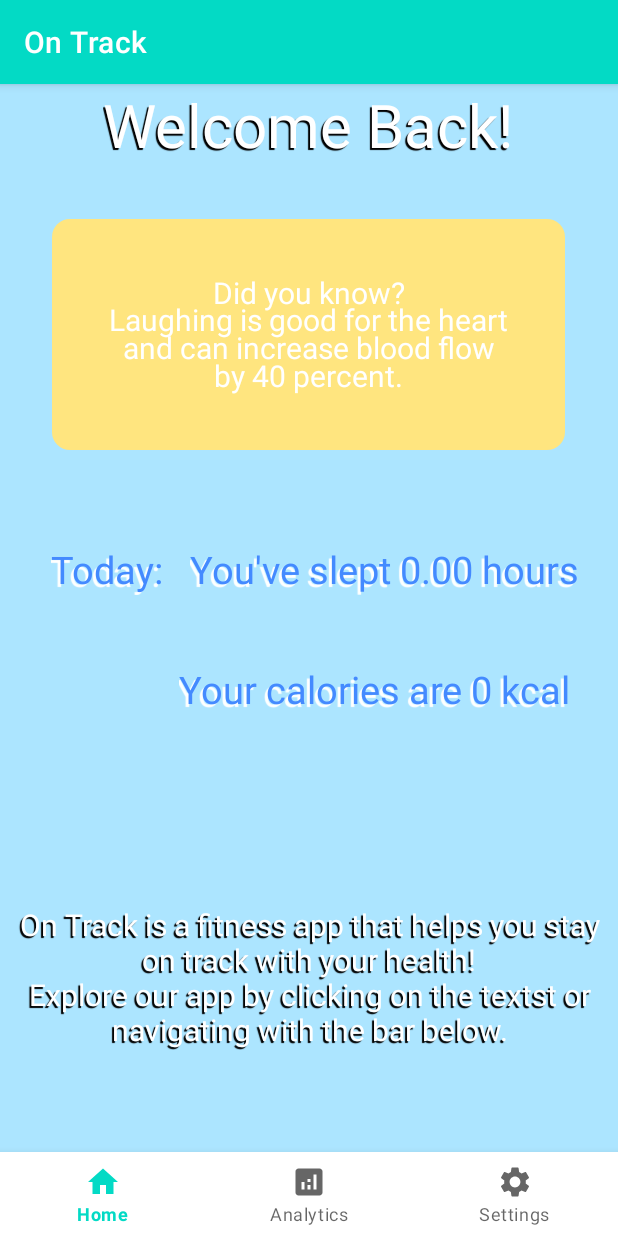
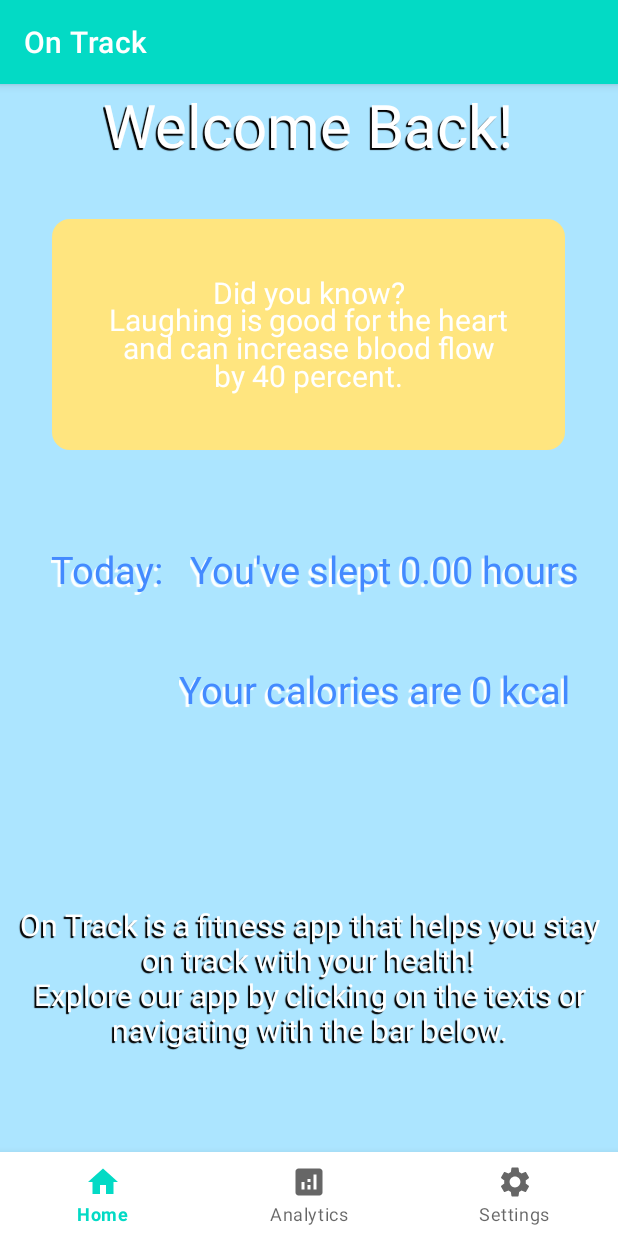
Before and after one commit to helmitoropainen/olio_ht, an Android app: the HomeFragment screen opened directly, with no data from a screen before it, on a phone screen of 412 x 824 dp. Run offline under Robolectric (Android 15) with nearby library versions, the phone set to English and light mode, and no system bars; libraries missing offline, so code that uses them is left out: com.github.mikephil.charting; Roboto replaces fonts that are not available here.

Commit message:
- - Maro

```diff
--- a/app/src/main/java/com/example/olio_ht/AnalyticsFragment.java
+++ b/app/src/main/java/com/example/olio_ht/AnalyticsFragment.java
@@ -68,7 +68,7 @@ public class AnalyticsFragment extends Fragment {
             } catch (ParseException e) {
                 e.printStackTrace();
             }
-            c.add(Calendar.DAY_OF_MONTH, 1) ;
+            c.add(Calendar.DAY_OF_MONTH, -1) ;
             date = sdf.format(c.getTime()) ;
         }
 
--- a/app/src/main/res/layout/fragment_home.xml
+++ b/app/src/main/res/layout/fragment_home.xml
@@ -17,7 +17,7 @@
         android:shadowDx="-2"
         android:shadowDy="2"
         android:shadowRadius="0.02"
-        android:text="On Track is a fitness app that helps you stay on track with your health!\nExplore our app by clicking on the textst or navigating with the bar below."
+        android:text="On Track is a fitness app that helps you stay on track with your health!\nExplore our app by clicking on the texts or navigating with the bar below."
         android:textColor="@color/white"
         android:textSize="20sp"
         app:layout_constraintBottom_toBottomOf="parent"
```
